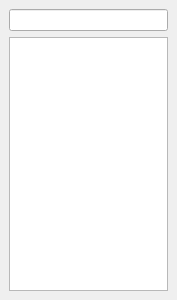
This is src/ui/dock/moduledockwidget.ui in metaxy/openBibleViewer as Qt 5 draws it before an edit. The edited form follows.
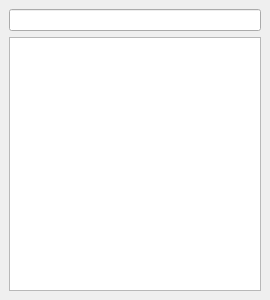
This is the edited form.

Commit message: bit better

```diff
--- a/src/ui/dock/moduledockwidget.ui
+++ b/src/ui/dock/moduledockwidget.ui
@@ -6,7 +6,7 @@
    <rect>
     <x>0</x>
     <y>0</y>
-    <width>177</width>
+    <width>270</width>
     <height>300</height>
    </rect>
   </property>
```
Left out of the diff: 6 changed lines with no effect on the pictures.
